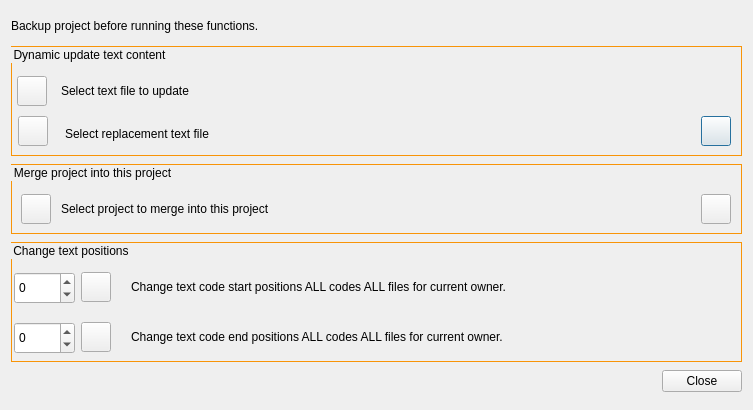
ccbogel/QualCoder, file src/GUI_UIs/ui_special_functions.ui: the form before one commit.
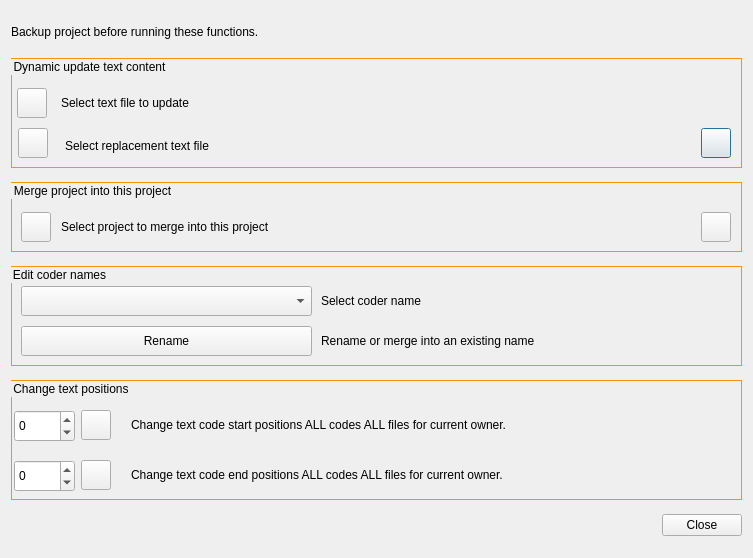
The form after the commit.

Commit message: Option to rename and merge coder name

Patch:
```diff
--- a/src/GUI_UIs/ui_special_functions.ui
+++ b/src/GUI_UIs/ui_special_functions.ui
@@ -7,7 +7,7 @@
     <x>0</x>
     <y>0</y>
     <width>753</width>
-    <height>410</height>
+    <height>558</height>
    </rect>
   </property>
   <property name="maximumSize">
@@ -202,6 +202,71 @@
      </widget>
     </widget>
    </item>
+   <item>
+    <widget class="QGroupBox" name="groupBox_coder_names">
+     <property name="maximumSize">
+      <size>
+       <width>16777215</width>
+       <height>100</height>
+      </size>
+     </property>
+     <property name="styleSheet">
+      <string notr="true">QGroupBox{border: 1px solid #f89407;}</string>
+     </property>
+     <property name="title">
+      <string>Edit coder names</string>
+     </property>
+     <widget class="QComboBox" name="comboBox_codername">
+      <property name="geometry">
+       <rect>
+        <x>10</x>
+        <y>20</y>
+        <width>291</width>
+        <height>30</height>
+       </rect>
+      </property>
+     </widget>
+     <widget class="QLabel" name="label_codernames">
+      <property name="geometry">
+       <rect>
+        <x>310</x>
+        <y>20</y>
+        <width>391</width>
+        <height>30</height>
+       </rect>
+      </property>
+      <property name="text">
+       <string>Select coder name</string>
+      </property>
+     </widget>
+     <widget class="QPushButton" name="pushButton_rename">
+      <property name="geometry">
+       <rect>
+        <x>10</x>
+        <y>60</y>
+        <width>291</width>
+        <height>30</height>
+       </rect>
+      </property>
+      <property name="text">
+       <string>Rename</string>
+      </property>
+     </widget>
+     <widget class="QLabel" name="label_codernames_info">
+      <property name="geometry">
+       <rect>
+        <x>310</x>
+        <y>60</y>
+        <width>401</width>
+        <height>30</height>
+       </rect>
+      </property>
+      <property name="text">
+       <string>Rename or merge into an existing name</string>
+      </property>
+     </widget>
+    </widget>
+   </item>
    <item>
     <widget class="QGroupBox" name="groupBox_text_positions">
      <property name="minimumSize">
```
